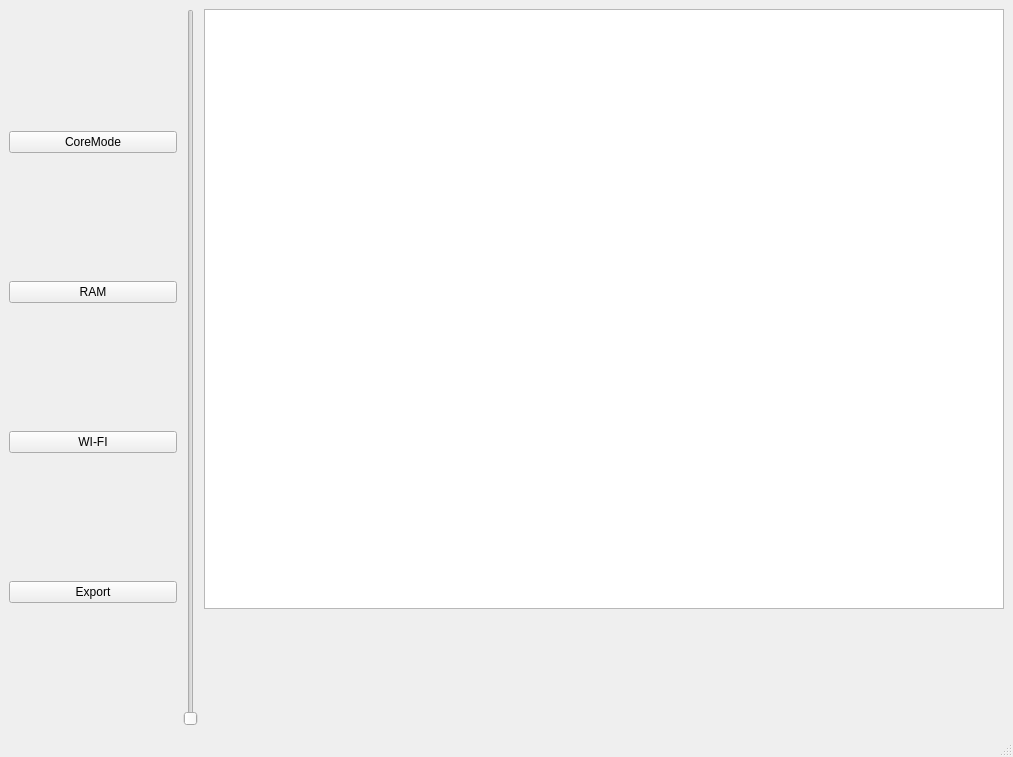
Daniil-Kolodich/BSTU_SEM_4_Project_Task_Manadger, file Try1ForGraphics/graphicswindow.ui: the form before one commit.
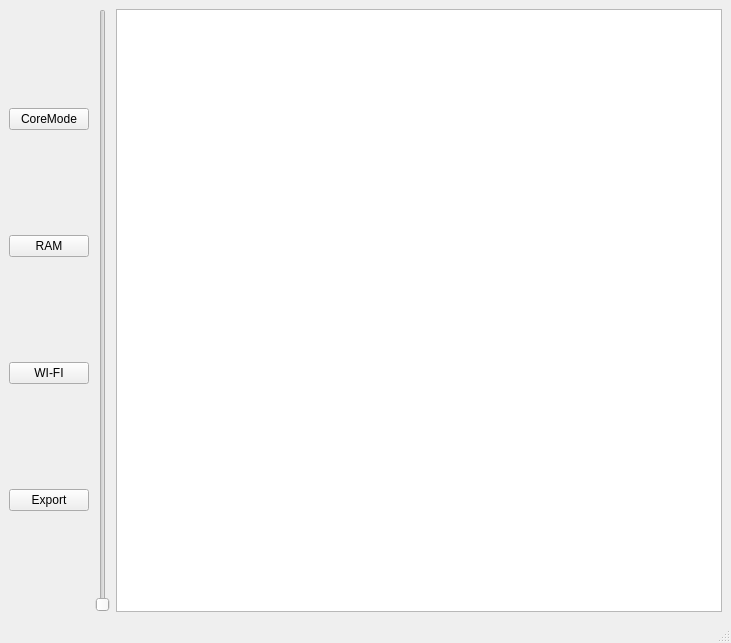
The form after the commit.

What changed in the file:
```diff
--- a/Try1ForGraphics/graphicswindow.ui
+++ b/Try1ForGraphics/graphicswindow.ui
@@ -6,10 +6,16 @@
    <rect>
     <x>0</x>
     <y>0</y>
-    <width>1013</width>
-    <height>757</height>
+    <width>731</width>
+    <height>643</height>
    </rect>
   </property>
+  <property name="sizePolicy">
+   <sizepolicy hsizetype="Minimum" vsizetype="Minimum">
+    <horstretch>0</horstretch>
+    <verstretch>0</verstretch>
+   </sizepolicy>
+  </property>
   <property name="windowTitle">
    <string>GraphicsWindow</string>
   </property>
@@ -66,21 +72,21 @@
          <bool>true</bool>
         </property>
         <property name="sizePolicy">
-         <sizepolicy hsizetype="Minimum" vsizetype="Minimum">
+         <sizepolicy hsizetype="Expanding" vsizetype="Expanding">
           <horstretch>0</horstretch>
           <verstretch>0</verstretch>
          </sizepolicy>
         </property>
         <property name="minimumSize">
          <size>
-          <width>800</width>
+          <width>600</width>
           <height>600</height>
          </size>
         </property>
         <property name="maximumSize">
          <size>
-          <width>800</width>
-          <height>600</height>
+          <width>1400</width>
+          <height>1400</height>
          </size>
         </property>
         <property name="layoutDirection">
@@ -103,19 +109,6 @@
         </property>
        </widget>
       </item>
-      <item>
-       <spacer name="verticalSpacer">
-        <property name="orientation">
-         <enum>Qt::Vertical</enum>
-        </property>
-        <property name="sizeHint" stdset="0">
-         <size>
-          <width>20</width>
-          <height>40</height>
-         </size>
-        </property>
-       </spacer>
-      </item>
      </layout>
     </item>
    </layout>
```
